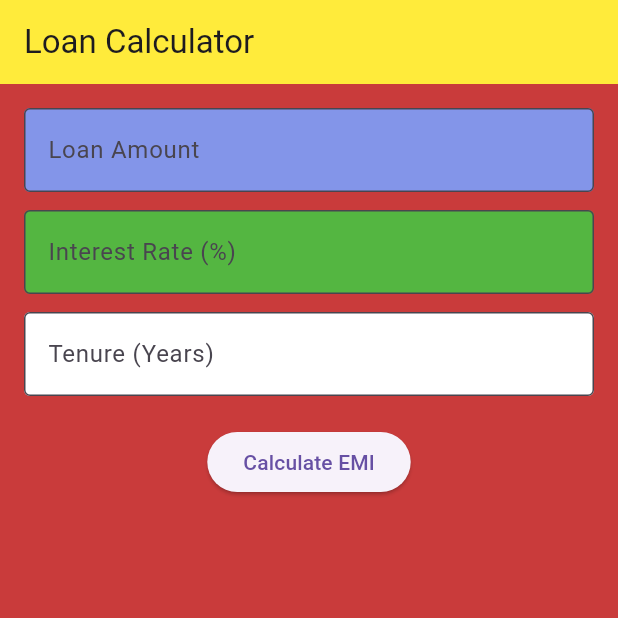
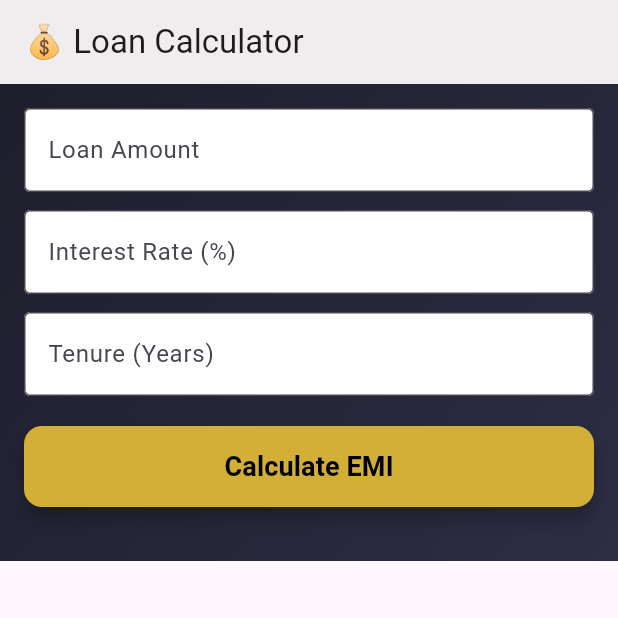
Before and after one commit to shafeeqahamedinfo/flutter-app-file, a Flutter app: the screen it shows after launch, on a phone screen of 412 x 824 dp, the top half of it. Run offline on Flutter 3.47's test engine with Material 3 defaults, Android fonts, the phone set to English and light mode, and no system bars; our stand-ins replace animate_do, flutter_tts, math_expressions; Roboto replaces fonts that are missing (Poppins).

Commit message:
add file

```diff
--- a/loancalculator/lib/main.dart
+++ b/loancalculator/lib/main.dart
@@ -1,4 +1,5 @@
 import 'package:flutter/material.dart';
+import 'package:animate_do/animate_do.dart';
 import 'dart:math';
 
 void main() {
@@ -12,7 +13,11 @@ class LoanCalculatorApp extends StatelessWidget {
   Widget build(BuildContext context) {
     return MaterialApp(
       title: 'Loan Calculator',
-      theme: ThemeData(primarySwatch: Colors.grey),
+      debugShowCheckedModeBanner: false,
+      theme: ThemeData(
+        fontFamily: "Poppins",
+        primarySwatch: Colors.blue,
+      ),
       home: const LoanCalculatorScreen(),
     );
   }
@@ -57,66 +62,127 @@ class _LoanCalculatorScreenState extends State<LoanCalculatorScreen> {
   Widget build(BuildContext context) {
     return Scaffold(
       appBar: AppBar(
-        title: const Text("Loan Calculator"),
-        backgroundColor: Colors.yellow
-
+        title: const Text("💰 Loan Calculator"),
+        backgroundColor: const Color.fromARGB(221, 238, 236, 236),
       ),
       body: Container(
-        color: const Color.fromARGB(255, 201, 59, 59), // ✅ Light grey background
+        width: double.infinity,
+        decoration: const BoxDecoration(
+          gradient: LinearGradient(
+            colors: [Color(0xFF1E1E2C), Color(0xFF2D2D44)],
+            begin: Alignment.topLeft,
+            end: Alignment.bottomRight,
+          ),
+        ),
         padding: const EdgeInsets.all(16.0),
+        child: SingleChildScrollView(
           child: Column(
             children: [
-            TextField(
+              FadeInUp(
+                duration: const Duration(milliseconds: 600),
+                child: TextField(
                   controller: loanController,
                   keyboardType: TextInputType.number,
                   decoration: const InputDecoration(
                     labelText: "Loan Amount",
                     border: OutlineInputBorder(),
                     filled: true,
-                fillColor: Color.fromARGB(255, 131, 149, 233), // ✅ White background
+                    fillColor: Colors.white,
+                  ),
                 ),
               ),
               const SizedBox(height: 12),
-            TextField(
+              FadeInUp(
+                duration: const Duration(milliseconds: 700),
+                child: TextField(
                   controller: rateController,
                   keyboardType: TextInputType.number,
                   decoration: const InputDecoration(
                     labelText: "Interest Rate (%)",
                     border: OutlineInputBorder(),
                     filled: true,
-                fillColor: Color.fromARGB(255, 84, 182, 65), // ✅ White background
+                    fillColor: Colors.white,
+                  ),
                 ),
               ),
               const SizedBox(height: 12),
-            TextField(
+              FadeInUp(
+                duration: const Duration(milliseconds: 800),
+                child: TextField(
                   controller: tenureController,
                   keyboardType: TextInputType.number,
                   decoration: const InputDecoration(
                     labelText: "Tenure (Years)",
                     border: OutlineInputBorder(),
                     filled: true,
-                fillColor: Colors.white, // ✅ White background
+                    fillColor: Colors.white,
+                  ),
                 ),
               ),
               const SizedBox(height: 20),
-            ElevatedButton(
+              FadeInUp(
+                duration: const Duration(milliseconds: 900),
+                child: SizedBox(
+                  width: double.infinity,
+                  child: ElevatedButton(
+                    style: ElevatedButton.styleFrom(
+                      padding: const EdgeInsets.symmetric(vertical: 14),
+                      backgroundColor: const Color(0xFFD4AF37), // Gold button
+                      shape: RoundedRectangleBorder(
+                        borderRadius: BorderRadius.circular(12),
+                      ),
+                      elevation: 5,
+                    ),
                     onPressed: calculateLoan,
-              child: const Text("Calculate EMI"),
+                    child: const Text(
+                      "Calculate EMI",
+                      style: TextStyle(
+                          fontSize: 18,
+                          fontWeight: FontWeight.bold,
+                          color: Colors.black),
+                    ),
+                  ),
+                ),
               ),
               const SizedBox(height: 20),
               if (emi > 0)
-              Column(
+                BounceIn(
+                  duration: const Duration(milliseconds: 800),
+                  child: Container(
+                    padding: const EdgeInsets.all(16),
+                    decoration: BoxDecoration(
+                      color: Colors.white.withOpacity(0.9),
+                      borderRadius: BorderRadius.circular(16),
+                      boxShadow: [
+                        BoxShadow(
+                          color: Colors.black26,
+                          blurRadius: 8,
+                          offset: const Offset(2, 4),
+                        )
+                      ],
+                    ),
+                    child: Column(
                       crossAxisAlignment: CrossAxisAlignment.start,
                       children: [
                         Text("Monthly EMI: ₹${emi.toStringAsFixed(2)}",
-                      style: const TextStyle(fontSize: 18)),
+                            style: const TextStyle(
+                                fontSize: 20,
+                                fontWeight: FontWeight.bold,
+                                color: Colors.black)),
+                        const SizedBox(height: 6),
                         Text("Total Interest: ₹${totalInterest.toStringAsFixed(2)}",
-                      style: const TextStyle(fontSize: 18)),
+                            style: const TextStyle(
+                                fontSize: 18, color: Colors.redAccent)),
+                        const SizedBox(height: 6),
                         Text("Total Payment: ₹${totalPayment.toStringAsFixed(2)}",
-                      style: const TextStyle(fontSize: 18)),
+                            style: const TextStyle(
+                                fontSize: 18, color: Colors.green)),
                       ],
+                    ),
+                  ),
                 )
             ],
+          ),
         ),
       ),
     );
--- a/loancalculator/pubspec.yaml
+++ b/loancalculator/pubspec.yaml
@@ -9,6 +9,7 @@ environment:
 dependencies:
   flutter:
     sdk: flutter
+  animate_do: ^4.2.0
 
 dev_dependencies:
   flutter_test:
```
Also changed, not shown: loancalculator/pubspec.lock. Lines whose indentation alone changed are shown as unchanged.
